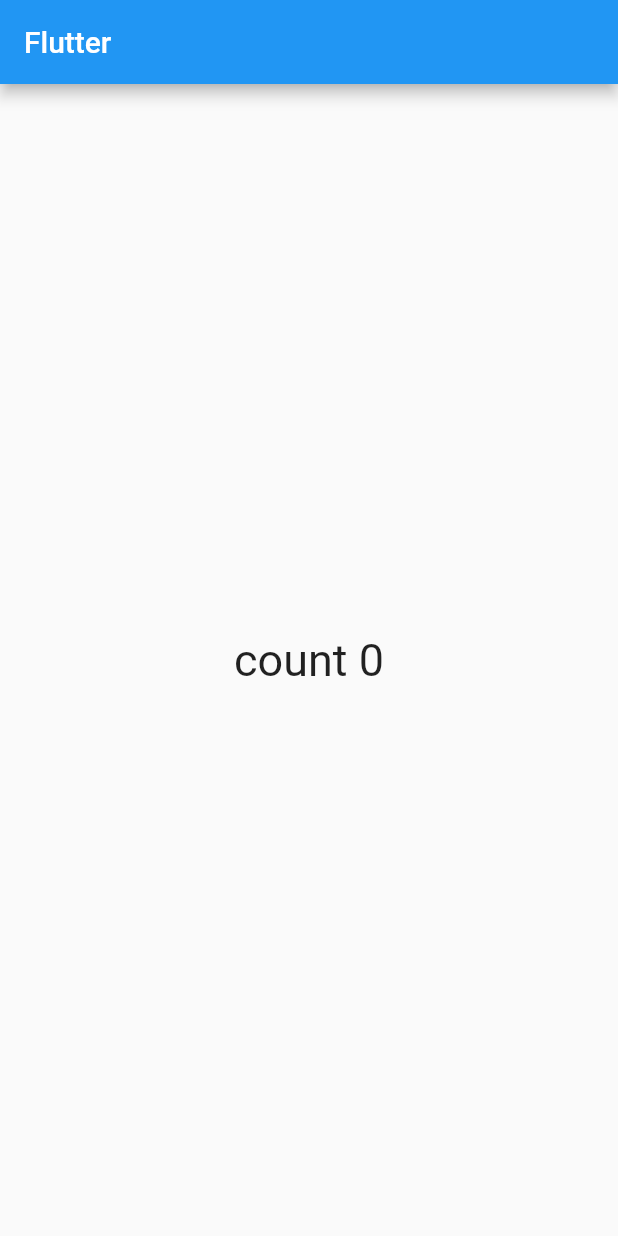
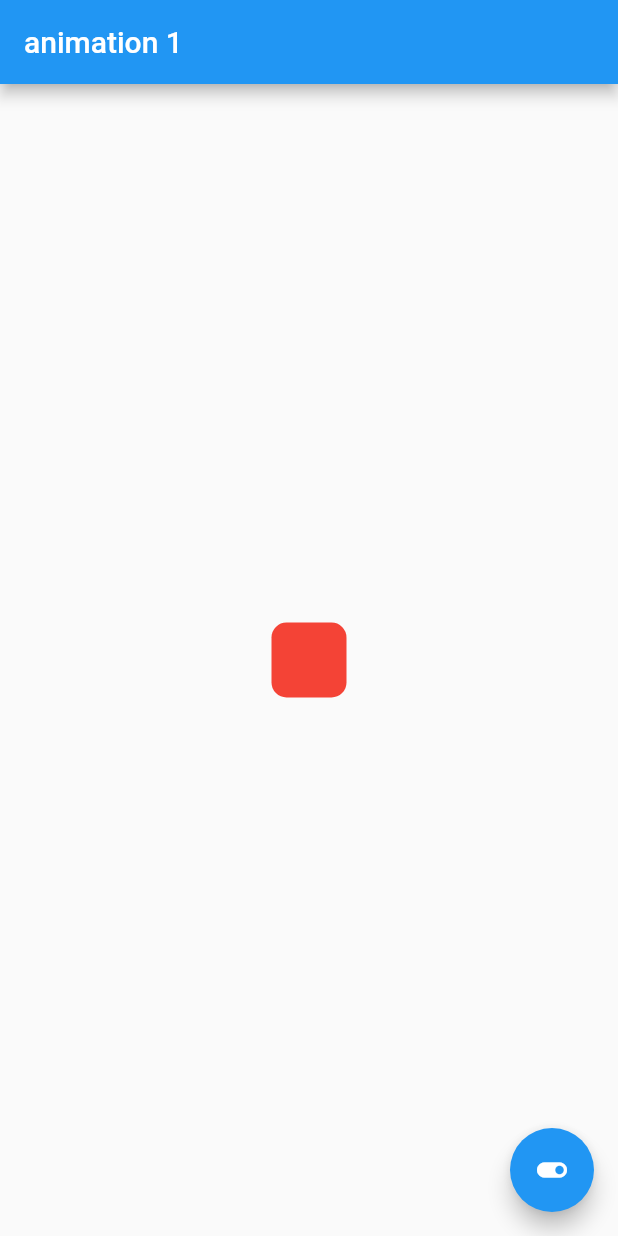
Before and after one commit to huhx/flutter_learn, a Flutter app: the screen it shows after launch, on a phone screen of 412 x 824 dp. Run offline on Flutter 3.47's test engine with Material 2 defaults, Android fonts, the phone set to English and light mode, and no system bars.

```diff
--- /dev/null
+++ b/lib/day_1/animation_1.dart
@@ -0,0 +1,42 @@
+import 'package:flutter/material.dart';
+
+class AnimationTest1 extends StatefulWidget {
+  const AnimationTest1({super.key});
+
+  @override
+  State<AnimationTest1> createState() => _AnimationTest1State();
+}
+
+class _AnimationTest1State extends State<AnimationTest1> {
+  bool _isInitialValue = true;
+
+  @override
+  Widget build(BuildContext context) {
+    return Scaffold(
+      appBar: AppBar(
+        title: const Text("animation 1"),
+      ),
+      body: Center(
+        child: AnimatedContainer(
+          decoration: BoxDecoration(
+            color: _isInitialValue ? Colors.red : Colors.blue,
+            borderRadius: BorderRadius.all(
+              Radius.circular(_isInitialValue ? 10 : 100),
+            ),
+          ),
+          duration: const Duration(seconds: 2),
+          curve: Curves.fastOutSlowIn,
+          padding: EdgeInsets.all(_isInitialValue ? 40 : 100),
+          width: _isInitialValue ? 50 : 150,
+          height: _isInitialValue ? 50 : 150,
+          alignment:
+              _isInitialValue ? Alignment.bottomRight : Alignment.topLeft,
+        ),
+      ),
+      floatingActionButton: FloatingActionButton(
+        onPressed: () => setState(() => _isInitialValue = !_isInitialValue),
+        child: const Icon(Icons.toggle_on),
+      ),
+    );
+  }
+}
--- a/lib/main.dart
+++ b/lib/main.dart
@@ -1,6 +1,6 @@
 import 'package:flutter/material.dart';
 
-import 'day_1/shortcut.dart';
+import 'day_1/animation_1.dart';
 
 void main() {
   runApp(const MyApp());
@@ -16,10 +16,7 @@ class MyApp extends StatelessWidget {
       theme: ThemeData(
         primarySwatch: Colors.blue,
       ),
-      home: Scaffold(
-        appBar: AppBar(title: const Text("Flutter")),
-        body: const ShortCutWidget(),
-      ),
+      home: const AnimationTest1(),
     );
   }
 }
```
